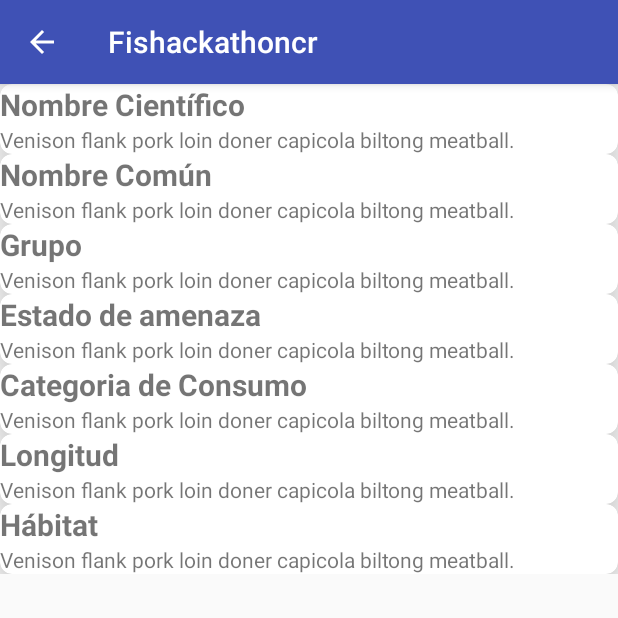
After one commit to ccasbre27/SearFish, an Android app: the ExternoEspecieActivity screen opened directly, with no data from a screen before it, on a phone screen of 412 x 824 dp, the top half of it. The commit adds this screen. Run offline under Robolectric (Android 15) with nearby library versions, the phone set to English and light mode, and no system bars.

Commit message:
Se implementa la navegación hacia atrás en la ventana de descripción externa.

```diff
--- a/app/src/main/AndroidManifest.xml
+++ b/app/src/main/AndroidManifest.xml
@@ -22,7 +22,8 @@
             </intent-filter>
         </activity>
         <activity android:name=".activity.DescEspecieActivity" />
-        <activity android:name=".activity.DivisionEspecieActivity"></activity>
+        <activity android:name=".activity.DivisionEspecieActivity" />
+        <activity android:name=".activity.ExternoEspecieActivity"></activity>
     </application>
 
 </manifest>
--- a/app/src/main/java/com/nansoft/fishackathoncr/activity/DivisionEspecieActivity.java
+++ b/app/src/main/java/com/nansoft/fishackathoncr/activity/DivisionEspecieActivity.java
@@ -27,20 +27,23 @@ public class DivisionEspecieActivity extends AppCompatActivity {
         // se habilita navegación home
         getSupportActionBar().setDisplayHomeAsUpEnabled(true);
 
+        // se obtiene el objeto enviado
+        Especie especie  = (Especie) getIntent().getParcelableExtra("especie");
+
+        // se agregan las opciones de caracerísticas externas e internas
         ArrayList<Item> lstItems = new ArrayList<>();
         lstItems.add(new Item(1,"Externo",R.drawable.extern));
         lstItems.add(new Item(2,"Interno",R.drawable.intern));
 
         RecyclerView recyclerView = (RecyclerView) findViewById(R.id.lstvGeneral);
 
-        ItemAdapter adapter = new ItemAdapter(this,lstItems);
+        ItemAdapter adapter = new ItemAdapter(this,lstItems,especie);
 
 
         recyclerView.setAdapter(adapter);
         recyclerView.setLayoutManager(new GridLayoutManager(this,2));
 
-        // se obtiene el objeto enviado
-        Especie especie  = (Especie) getIntent().getParcelableExtra("especie");
+
 
 
 
--- /dev/null
+++ b/app/src/main/java/com/nansoft/fishackathoncr/activity/ExternoEspecieActivity.java
@@ -0,0 +1,37 @@
+package com.nansoft.fishackathoncr.activity;
+
+import android.support.v7.app.AppCompatActivity;
+import android.os.Bundle;
+import android.view.MenuItem;
+
+import com.nansoft.fishackathoncr.R;
+
+public class ExternoEspecieActivity extends AppCompatActivity {
+
+    @Override
+    protected void onCreate(Bundle savedInstanceState) {
+        super.onCreate(savedInstanceState);
+        setContentView(R.layout.desc_extern_especie);
+
+        getSupportActionBar().setDisplayHomeAsUpEnabled(true);
+
+    }
+
+    @Override
+    public boolean onOptionsItemSelected(MenuItem item) {
+        // Handle action bar item clicks here. The action bar will
+        // automatically handle clicks on the Home/Up button, so long
+        // as you specify a parent activity in AndroidManifest.xml.
+        int id = item.getItemId();
+
+        //noinspection SimplifiableIfStatement
+        switch(item.getItemId())
+        {
+            case android.R.id.home:
+                super.onBackPressed();
+                break;
+        }
+
+        return super.onOptionsItemSelected(item);
+    }
+}
--- a/app/src/main/java/com/nansoft/fishackathoncr/adapter/ItemAdapter.java
+++ b/app/src/main/java/com/nansoft/fishackathoncr/adapter/ItemAdapter.java
@@ -1,6 +1,7 @@
 package com.nansoft.fishackathoncr.adapter;
 
 import android.content.Context;
+import android.content.Intent;
 import android.support.v7.widget.RecyclerView;
 import android.view.LayoutInflater;
 import android.view.View;
@@ -10,6 +11,7 @@ import android.widget.TextView;
 
 import com.bumptech.glide.Glide;
 import com.nansoft.fishackathoncr.R;
+import com.nansoft.fishackathoncr.activity.ExternoEspecieActivity;
 import com.nansoft.fishackathoncr.model.Especie;
 import com.nansoft.fishackathoncr.model.Item;
 
@@ -25,14 +27,15 @@ public class ItemAdapter extends
 
     // Store a member variable for the contacts
     private List<Item> lstItems;
+    private static Especie especieActual;
 
     private Context context;
 
-    public ItemAdapter(Context pContext,ArrayList<Item> plstItems)
+    public ItemAdapter(Context pContext,ArrayList<Item> plstItems,Especie pEspecie)
     {
         context = pContext;
         lstItems = plstItems;
-
+        especieActual = pEspecie;
 
     }
 
@@ -61,6 +64,15 @@ public class ItemAdapter extends
         textView.setText(item.nombre);
 
         viewHolder.imgvIcon.setImageResource(item.urlImagen);
+
+        viewHolder.imgvIcon.setOnClickListener(new View.OnClickListener() {
+            @Override
+            public void onClick(View view) {
+                Intent intent = new Intent(context, ExternoEspecieActivity.class);
+                intent.putExtra("especie",especieActual);
+                context.startActivity(intent);
+            }
+        });
     }
 
     // Return the total count of items
@@ -69,6 +81,10 @@ public class ItemAdapter extends
         return lstItems.size();
     }
 
+    public Especie getEspecieActual()
+    {
+        return especieActual;
+    }
 
     static class ViewHolder extends RecyclerView.ViewHolder
     {
--- /dev/null
+++ b/app/src/main/res/layout/desc_extern_especie.xml
@@ -0,0 +1,217 @@
+<?xml version="1.0" encoding="utf-8"?>
+<ScrollView
+    xmlns:android="http://schemas.android.com/apk/res/android"
+    xmlns:card_view="http://schemas.android.com/apk/res-auto"
+    android:layout_width="match_parent"
+    android:layout_height="match_parent">
+
+    <LinearLayout
+        android:orientation="vertical" android:layout_width="match_parent"
+        android:layout_height="match_parent">
+
+        <android.support.v7.widget.CardView
+            android:layout_width="match_parent"
+            android:layout_height="wrap_content"
+            card_view:cardCornerRadius="8dp"
+            card_view:cardElevation="8dp"
+            android:padding="4dp">
+
+            <!-- Main Content View -->
+            <LinearLayout
+                android:layout_width="match_parent"
+                android:layout_height="wrap_content"
+                android:orientation="vertical">
+
+                <TextView
+                    android:layout_width="match_parent"
+                    android:layout_height="wrap_content"
+                    android:text="@string/nombreCientifico"
+                    android:textSize="20dp"
+                    android:textStyle="bold"/>
+
+                <TextView
+                    android:layout_width="match_parent"
+                    android:layout_height="wrap_content"
+                    android:text="@string/baconIpsum"/>
+
+            </LinearLayout>
+
+        </android.support.v7.widget.CardView>
+
+        <android.support.v7.widget.CardView
+            android:layout_width="match_parent"
+            android:layout_height="wrap_content"
+            card_view:cardCornerRadius="8dp"
+            card_view:cardElevation="8dp"
+            android:padding="4dp">
+
+            <!-- Main Content View -->
+            <LinearLayout
+                android:layout_width="match_parent"
+                android:layout_height="wrap_content"
+                android:orientation="vertical">
+
+                <TextView
+                    android:layout_width="match_parent"
+                    android:layout_height="wrap_content"
+                    android:text="@string/nombreComun"
+                    android:textSize="20dp"
+                    android:textStyle="bold"/>
+
+                <TextView
+                    android:layout_width="match_parent"
+                    android:layout_height="wrap_content"
+                    android:text="@string/baconIpsum"/>
+
+            </LinearLayout>
+
+        </android.support.v7.widget.CardView>
+
+        <android.support.v7.widget.CardView
+            android:layout_width="match_parent"
+            android:layout_height="wrap_content"
+            card_view:cardCornerRadius="8dp"
+            card_view:cardElevation="8dp"
+            android:padding="4dp">
+
+            <!-- Main Content View -->
+            <LinearLayout
+                android:layout_width="match_parent"
+                android:layout_height="wrap_content"
+                android:orientation="vertical">
+
+                <TextView
+                    android:layout_width="match_parent"
+                    android:layout_height="wrap_content"
+                    android:text="@string/grupo"
+                    android:textSize="20dp"
+                    android:textStyle="bold"/>
+
+                <TextView
+                    android:layout_width="match_parent"
+                    android:layout_height="wrap_content"
+                    android:text="@string/baconIpsum"/>
+
+            </LinearLayout>
+
+        </android.support.v7.widget.CardView>
+
+        <android.support.v7.widget.CardView
+            android:layout_width="match_parent"
+            android:layout_height="wrap_content"
+            card_view:cardCornerRadius="8dp"
+            card_view:cardElevation="8dp"
+            android:padding="4dp">
+
+            <!-- Main Content View -->
+            <LinearLayout
+                android:layout_width="match_parent"
+                android:layout_height="wrap_content"
+                android:orientation="vertical">
+
+                <TextView
+                    android:layout_width="match_parent"
+                    android:layout_height="wrap_content"
+                    android:text="@string/estadoAmenaza"
+                    android:textSize="20dp"
+                    android:textStyle="bold"/>
+
+                <TextView
+                    android:layout_width="match_parent"
+                    android:layout_height="wrap_content"
+                    android:text="@string/baconIpsum"/>
+
+            </LinearLayout>
+
+        </android.support.v7.widget.CardView>
+
+        <android.support.v7.widget.CardView
+            android:layout_width="match_parent"
+            android:layout_height="wrap_content"
+            card_view:cardCornerRadius="8dp"
+            card_view:cardElevation="8dp"
+            android:padding="4dp">
+
+            <!-- Main Content View -->
+            <LinearLayout
+                android:layout_width="match_parent"
+                android:layout_height="wrap_content"
+                android:orientation="vertical">
+
+                <TextView
+                    android:layout_width="match_parent"
+                    android:layout_height="wrap_content"
+                    android:text="@string/categoriaConsumo"
+                    android:textSize="20dp"
+                    android:textStyle="bold"/>
+
+                <TextView
+                    android:layout_width="match_parent"
+                    android:layout_height="wrap_content"
+                    android:text="@string/baconIpsum"/>
+
+            </LinearLayout>
+
+        </android.support.v7.widget.CardView>
+
+        <android.support.v7.widget.CardView
+            android:layout_width="match_parent"
+            android:layout_height="wrap_content"
+            card_view:cardCornerRadius="8dp"
+            card_view:cardElevation="8dp"
+            android:padding="4dp">
+
+            <!-- Main Content View -->
+            <LinearLayout
+                android:layout_width="match_parent"
+                android:layout_height="wrap_content"
+                android:orientation="vertical">
+
+                <TextView
+                    android:layout_width="match_parent"
+                    android:layout_height="wrap_content"
+                    android:text="@string/longitud"
+                    android:textSize="20dp"
+                    android:textStyle="bold"/>
+
+                <TextView
+                    android:layout_width="match_parent"
+                    android:layout_height="wrap_content"
+                    android:text="@string/baconIpsum"/>
+
+            </LinearLayout>
+
+        </android.support.v7.widget.CardView>
+
+        <android.support.v7.widget.CardView
+            android:layout_width="match_parent"
+            android:layout_height="wrap_content"
+            card_view:cardCornerRadius="8dp"
+            card_view:cardElevation="8dp"
+            android:padding="4dp">
+
+            <!-- Main Content View -->
+            <LinearLayout
+                android:layout_width="match_parent"
+                android:layout_height="wrap_content"
+                android:orientation="vertical">
+
+                <TextView
+                    android:layout_width="match_parent"
+                    android:layout_height="wrap_content"
+                    android:text="@string/habitat"
+                    android:textSize="20dp"
+                    android:textStyle="bold"/>
+
+                <TextView
+                    android:layout_width="match_parent"
+                    android:layout_height="wrap_content"
+                    android:text="@string/baconIpsum"/>
+
+            </LinearLayout>
+
+        </android.support.v7.widget.CardView>
+
+    </LinearLayout>
+
+</ScrollView>
--- /dev/null
+++ b/app/src/main/res/layout/desc_intern_especie.xml
@@ -0,0 +1,6 @@
+<?xml version="1.0" encoding="utf-8"?>
+<LinearLayout xmlns:android="http://schemas.android.com/apk/res/android"
+    android:orientation="vertical" android:layout_width="match_parent"
+    android:layout_height="match_parent">
+
+</LinearLayout>
--- a/app/src/main/res/values/strings.xml
+++ b/app/src/main/res/values/strings.xml
@@ -21,6 +21,17 @@
     <string name="insEtiquetado">El reglamento establece una serie de información mínima para el etiquetado del producto pesquero.  A continuación un ejemplo de etiqueta: </string>
     <string name="notaEtiquetado">La información de la etiqueta para el consumidor debe ser clara, visible y fácil de leer en circunstancias normales de compra y uso.\n
         Si el producto pesquero ha sido tratado con monóxido de carbono (CO) u otra sustancia permitida para conservar, mantener o mejorar la vida útil del producto deberá indicarse en la etiqueta
+    </string>
+
+    <string name="nombreCientifico">Nombre Científico</string>
+    <string name="nombreComun">Nombre Común</string>
+    <string name="grupo">Grupo</string>
+    <string name="estadoAmenaza">Estado de amenaza</string>
+    <string name="categoriaConsumo">Categoria de Consumo</string>
+    <string name="longitud">Longitud</string>
+    <string name="habitat">Hábitat</string>
+    <string name="baconIpsum">
+         Venison flank pork loin doner capicola biltong meatball.
     </string>
 
     <string name="c1">
```
